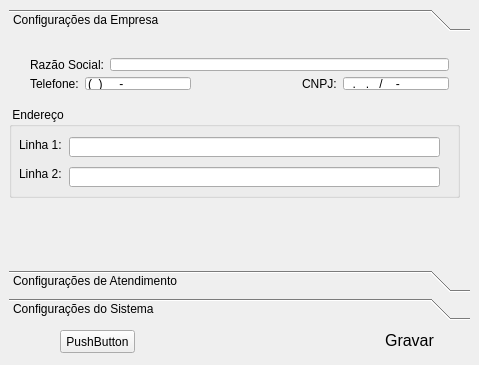
leonardofariars/configurador, file configwindow.ui: the form before one commit.
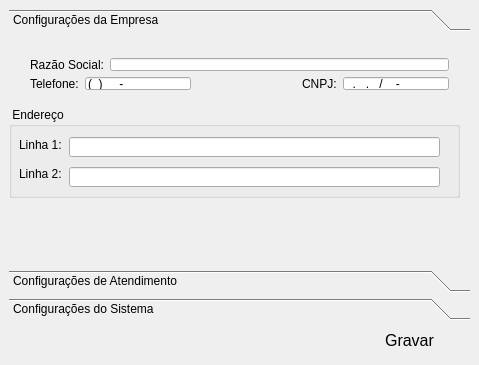
The form after the commit. The open tabs and pages were chosen to show the change. Icons and pictures are not drawn.

```diff
--- a/configwindow.ui
+++ b/configwindow.ui
@@ -615,19 +615,6 @@
      <bool>true</bool>
     </property>
    </widget>
-   <widget class="QPushButton" name="pushButton_4">
-    <property name="geometry">
-     <rect>
-      <x>60</x>
-      <y>330</y>
-      <width>75</width>
-      <height>23</height>
-     </rect>
-    </property>
-    <property name="text">
-     <string>PushButton</string>
-    </property>
-   </widget>
   </widget>
  </widget>
  <layoutdefault spacing="6" margin="11"/>
```
Left out of the diff: 5 changed lines with no effect on the pictures.
